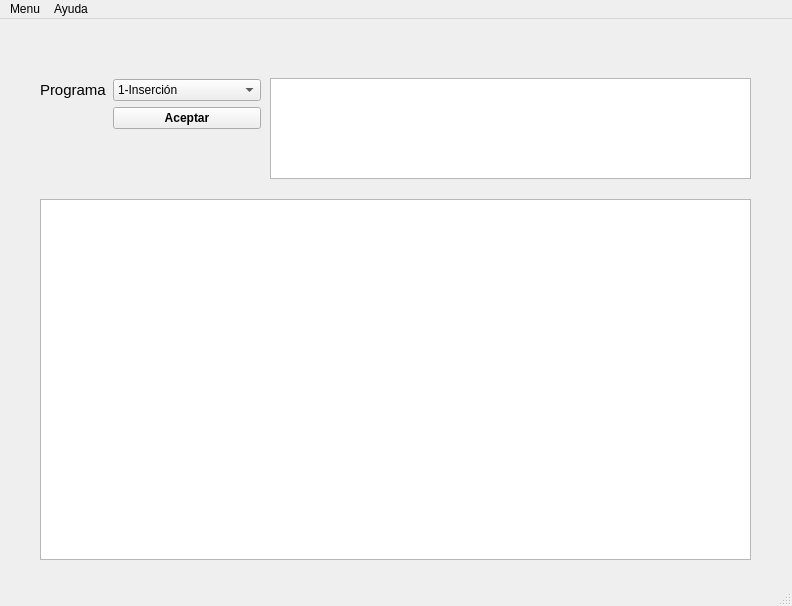
This is AppMenu/mainwindow.ui in Gatovsky/AppMenu as Qt 5 draws it before an edit. The edited form follows.
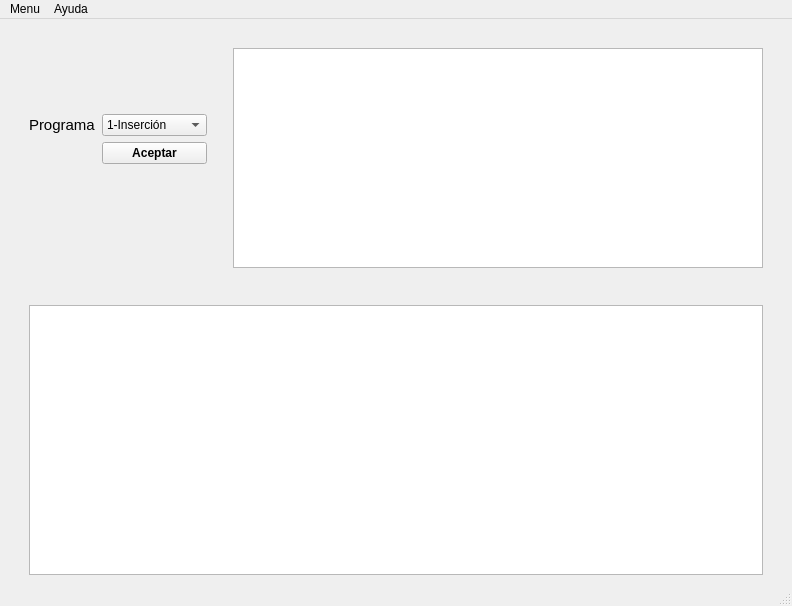
This is the edited form. Icons and pictures are not drawn.

Patch:
```diff
--- a/AppMenu/mainwindow.ui
+++ b/AppMenu/mainwindow.ui
@@ -24,17 +24,27 @@
    <bool>false</bool>
   </property>
   <widget class="QWidget" name="centralwidget">
-   <widget class="QWidget" name="layoutWidget">
-    <property name="geometry">
-     <rect>
-      <x>40</x>
-      <y>60</y>
-      <width>221</width>
-      <height>101</height>
-     </rect>
-    </property>
+   <layout class="QGridLayout" name="gridLayout_4">
+    <item row="0" column="0">
+     <layout class="QFormLayout" name="formLayout_2">
+      <property name="labelAlignment">
+       <set>Qt::AlignBottom|Qt::AlignLeading|Qt::AlignLeft</set>
+      </property>
+      <item row="0" column="0">
     <layout class="QFormLayout" name="formLayout">
-     <item row="0" column="0">
+        <property name="verticalSpacing">
+         <number>6</number>
+        </property>
+        <property name="leftMargin">
+         <number>20</number>
+        </property>
+        <property name="rightMargin">
+         <number>20</number>
+        </property>
+        <property name="bottomMargin">
+         <number>32</number>
+        </property>
+        <item row="1" column="0">
       <widget class="QLabel" name="label_programa">
        <property name="font">
         <font>
@@ -47,7 +57,7 @@
        </property>
       </widget>
      </item>
-     <item row="0" column="1">
+        <item row="1" column="1">
       <widget class="QComboBox" name="comboBox">
        <item>
         <property name="text">
@@ -76,7 +86,7 @@
        </item>
       </widget>
      </item>
-     <item row="1" column="1">
+        <item row="2" column="1">
       <widget class="QPushButton" name="botonEntrada">
        <property name="font">
         <font>
@@ -88,17 +98,92 @@
        </property>
       </widget>
      </item>
-    </layout>
-   </widget>
+        <item row="3" column="1">
+         <spacer name="verticalSpacer_3">
+          <property name="orientation">
+           <enum>Qt::Vertical</enum>
+          </property>
+          <property name="sizeHint" stdset="0">
+           <size>
+            <width>20</width>
+            <height>40</height>
+           </size>
+          </property>
+         </spacer>
+        </item>
+        <item row="0" column="1">
+         <spacer name="verticalSpacer">
+          <property name="orientation">
+           <enum>Qt::Vertical</enum>
+          </property>
+          <property name="sizeType">
+           <enum>QSizePolicy::Fixed</enum>
+          </property>
+          <property name="sizeHint" stdset="0">
+           <size>
+            <width>20</width>
+            <height>80</height>
+           </size>
+          </property>
+         </spacer>
+        </item>
+       </layout>
+      </item>
+      <item row="0" column="1">
+       <layout class="QGridLayout" name="gridLayout">
+        <property name="topMargin">
+         <number>0</number>
+        </property>
+        <property name="rightMargin">
+         <number>20</number>
+        </property>
+        <property name="bottomMargin">
+         <number>31</number>
+        </property>
+        <property name="horizontalSpacing">
+         <number>0</number>
+        </property>
+        <item row="1" column="0">
+         <widget class="QTextEdit" name="salidaResultado">
+          <property name="font">
+           <font>
+            <pointsize>10</pointsize>
+            <bold>true</bold>
+           </font>
+          </property>
+         </widget>
+        </item>
+        <item row="0" column="0">
+         <spacer name="verticalSpacer_2">
+          <property name="orientation">
+           <enum>Qt::Horizontal</enum>
+          </property>
+          <property name="sizeType">
+           <enum>QSizePolicy::Expanding</enum>
+          </property>
+          <property name="sizeHint" stdset="0">
+           <size>
+            <width>30</width>
+            <height>20</height>
+           </size>
+          </property>
+         </spacer>
+        </item>
+       </layout>
+      </item>
+      <item row="1" column="0" colspan="2">
+       <layout class="QGridLayout" name="gridLayout_3" columnminimumwidth="0">
+        <property name="leftMargin">
+         <number>20</number>
+        </property>
+        <property name="rightMargin">
+         <number>20</number>
+        </property>
+        <property name="verticalSpacing">
+         <number>24</number>
+        </property>
+        <item row="0" column="0">
    <widget class="QTextEdit" name="textCodigo">
-    <property name="geometry">
-     <rect>
-      <x>40</x>
-      <y>180</y>
-      <width>711</width>
-      <height>361</height>
-     </rect>
-    </property>
     <property name="font">
      <font>
       <pointsize>11</pointsize>
@@ -111,26 +196,16 @@
      <string>&lt;!DOCTYPE HTML PUBLIC &quot;-//W3C//DTD HTML 4.0//EN&quot; &quot;http://www.w3.org/TR/REC-html40/strict.dtd&quot;&gt;
 &lt;html&gt;&lt;head&gt;&lt;meta name=&quot;qrichtext&quot; content=&quot;1&quot; /&gt;&lt;meta charset=&quot;utf-8&quot; /&gt;&lt;style type=&quot;text/css&quot;&gt;
 p, li { white-space: pre-wrap; }
-&lt;/style&gt;&lt;/head&gt;&lt;body style=&quot; font-family:'Sans Serif'; font-size:11pt; font-weight:400; font-style:normal;&quot;&gt;
+&lt;/style&gt;&lt;/head&gt;&lt;body style=&quot; font-family:'Cantarell'; font-size:11pt; font-weight:400; font-style:normal;&quot;&gt;
 &lt;p style=&quot;-qt-paragraph-type:empty; margin-top:0px; margin-bottom:0px; margin-left:0px; margin-right:0px; -qt-block-indent:4; text-indent:0px; font-family:'Cascadia Code PL';&quot;&gt;&lt;br /&gt;&lt;/p&gt;&lt;/body&gt;&lt;/html&gt;</string>
     </property>
    </widget>
-   <widget class="QTextEdit" name="salidaResultado">
-    <property name="geometry">
-     <rect>
-      <x>270</x>
-      <y>59</y>
-      <width>481</width>
-      <height>101</height>
-     </rect>
-    </property>
-    <property name="font">
-     <font>
-      <pointsize>10</pointsize>
-      <bold>true</bold>
-     </font>
-    </property>
-   </widget>
+        </item>
+       </layout>
+      </item>
+     </layout>
+    </item>
+   </layout>
   </widget>
   <widget class="QMenuBar" name="menubar">
    <property name="geometry">
```
Left out of the diff: 2 changed lines with no effect on the pictures. Lines whose indentation alone changed are shown as unchanged.
